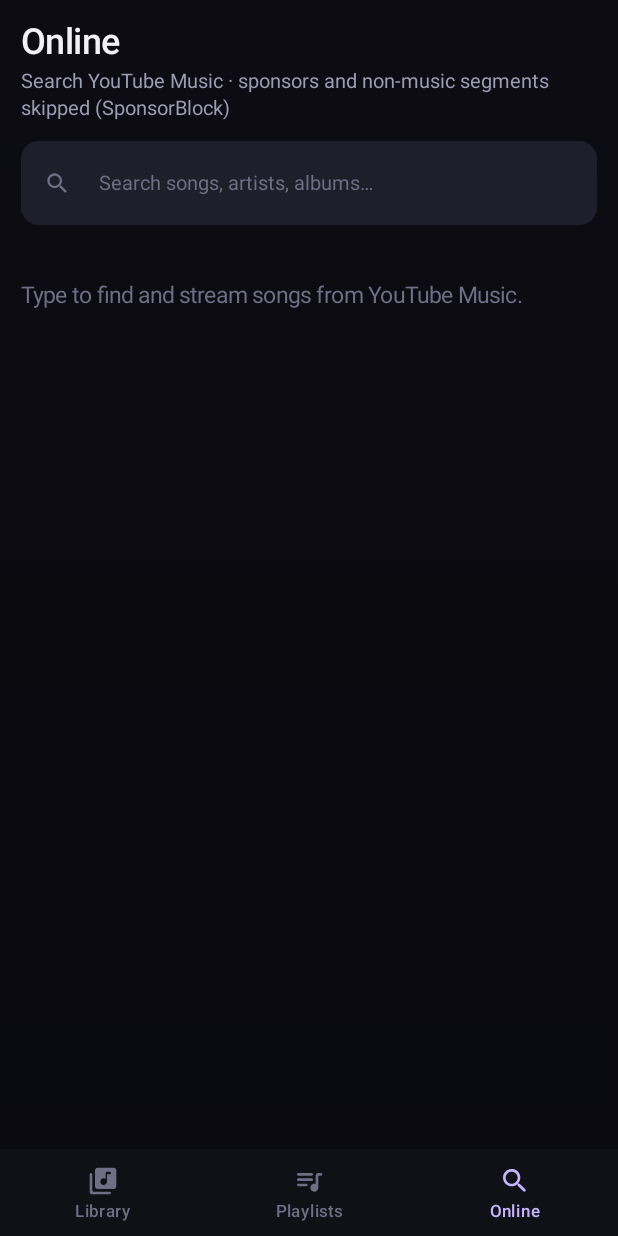
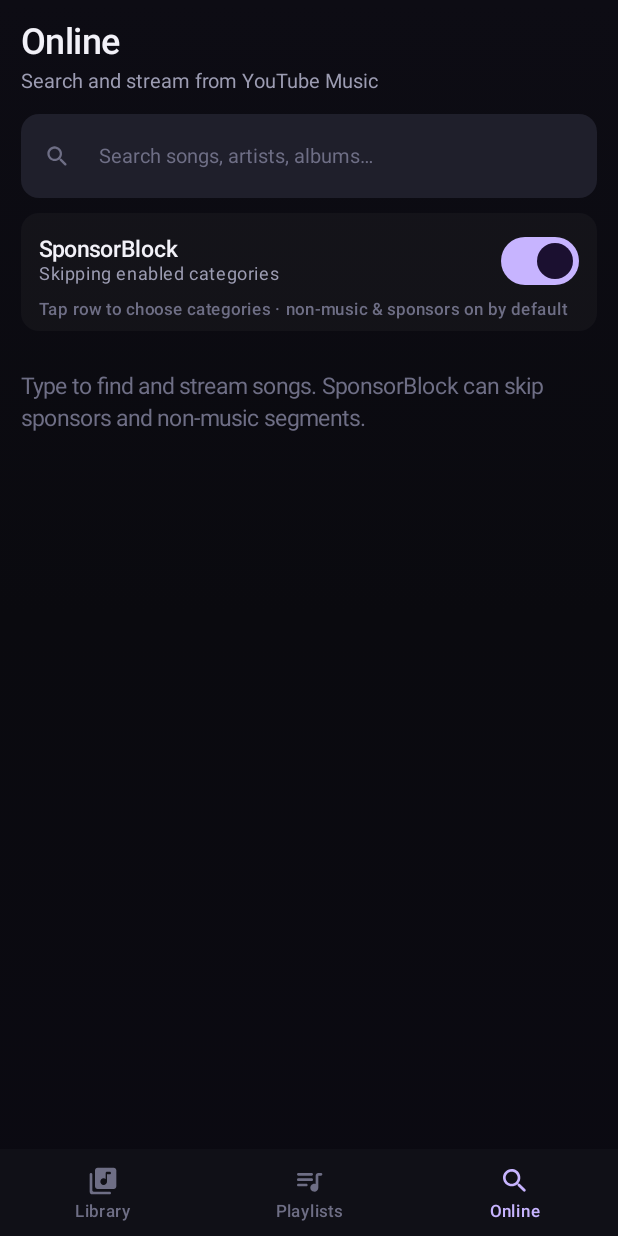
Before and after one commit to danishtesting4/cadence, an Android app built with Jetpack Compose: the screen it shows after launch (MainActivity), after a tap on "Online", on a phone screen of 412 x 824 dp. Run offline under Robolectric (Android 15) with nearby library versions, the phone set to English and light mode, and no system bars; libraries missing offline, so code that uses them is left out: com.metrolist.innertubex; pictures from the network do not load; 2 other taps on this screen came first.

Commit message:
feat: add SponsorBlock category toggles and persist settings
- Add AppSettings/SettingsRepository for persisted SponsorBlock preferences
- Use selected SponsorBlock categories when fetching skip segments
- Add expandable SponsorBlock panel in Online screen with per-category toggles

```diff
--- /dev/null
+++ b/composeApp/src/commonMain/kotlin/app/cadence/data/AppSettings.kt
@@ -0,0 +1,33 @@
+package app.cadence.data
+
+import kotlinx.serialization.Serializable
+
+@Serializable
+data class SponsorBlockPreferences(
+    val enabled: Boolean = true,
+    val skipSponsor: Boolean = true,
+    val skipSelfPromo: Boolean = true,
+    val skipInteraction: Boolean = true,
+    val skipIntro: Boolean = true,
+    val skipOutro: Boolean = true,
+    val skipPreview: Boolean = true,
+    val skipFiller: Boolean = true,
+    val skipMusicOfftopic: Boolean = true,
+) {
+    fun enabledCategories(): List<String> = buildList {
+        if (!enabled) return@buildList
+        if (skipSponsor) add("sponsor")
+        if (skipSelfPromo) add("selfpromo")
+        if (skipInteraction) add("interaction")
+        if (skipIntro) add("intro")
+        if (skipOutro) add("outro")
+        if (skipPreview) add("preview")
+        if (skipFiller) add("filler")
+        if (skipMusicOfftopic) add("music_offtopic")
+    }
+}
+
+@Serializable
+data class AppSettings(
+    val sponsorBlock: SponsorBlockPreferences = SponsorBlockPreferences(),
+)
--- /dev/null
+++ b/composeApp/src/commonMain/kotlin/app/cadence/data/SettingsRepository.kt
@@ -0,0 +1,45 @@
+package app.cadence.data
+
+import app.cadence.platform.Platform
+import kotlinx.coroutines.CoroutineScope
+import kotlinx.coroutines.Dispatchers
+import kotlinx.coroutines.IO
+import kotlinx.coroutines.flow.MutableStateFlow
+import kotlinx.coroutines.flow.StateFlow
+import kotlinx.coroutines.flow.asStateFlow
+import kotlinx.coroutines.launch
+import kotlinx.serialization.json.Json
+
+class SettingsRepository(private val scope: CoroutineScope) {
+    private val json = Json { ignoreUnknownKeys = true; encodeDefaults = true }
+
+    private val _settings = MutableStateFlow(AppSettings())
+    val settings: StateFlow<AppSettings> = _settings.asStateFlow()
+
+    init {
+        restore()
+    }
+
+    private fun restore() {
+        Platform.readState(KEY)?.let { raw ->
+            runCatching { json.decodeFromString(AppSettings.serializer(), raw) }
+                .onSuccess { _settings.value = it }
+        }
+    }
+
+    fun updateSponsorBlock(transform: (SponsorBlockPreferences) -> SponsorBlockPreferences) {
+        val next = _settings.value.copy(sponsorBlock = transform(_settings.value.sponsorBlock))
+        _settings.value = next
+        persist(next)
+    }
+
+    private fun persist(value: AppSettings) {
+        scope.launch(Dispatchers.IO) {
+            runCatching { Platform.writeState(KEY, json.encodeToString(AppSettings.serializer(), value)) }
+        }
+    }
+
+    private companion object {
+        const val KEY = "settings.v1"
+    }
+}
--- a/composeApp/src/commonMain/kotlin/app/cadence/ui/AppShell.kt
+++ b/composeApp/src/commonMain/kotlin/app/cadence/ui/AppShell.kt
@@ -62,6 +62,7 @@ import androidx.compose.ui.text.style.TextOverflow
 import androidx.compose.ui.unit.dp
 import androidx.compose.ui.unit.sp
 import app.cadence.data.LibraryRepository
+import app.cadence.data.SettingsRepository
 import app.cadence.model.Playlist
 import app.cadence.model.Track
 import app.cadence.online.SponsorBlockClient
@@ -141,6 +142,7 @@ fun App() {
     val scope = rememberCoroutineScope()
     val engine = remember { createAudioEngine() }
     val library = remember { LibraryRepository(scope) }
+    val settingsRepo = remember { SettingsRepository(scope) }
     val online = remember { YouTubeMusicService() }
     val sponsorHttp = remember { HttpClient(OkHttp) }
     val sponsorBlock = remember { SponsorBlockClient(sponsorHttp) }
@@ -157,7 +159,9 @@ fun App() {
                 )
             },
             fetchSkipSegments = { videoId ->
-                sponsorBlock.getSkipSegments(videoId).map { PlaybackSkipSegment(it.startMs, it.endMs) }
+                val cats = settingsRepo.settings.value.sponsorBlock.enabledCategories()
+                if (cats.isEmpty()) emptyList()
+                else sponsorBlock.getSkipSegments(videoId, cats).map { PlaybackSkipSegment(it.startMs, it.endMs) }
             },
         )
     }
@@ -218,6 +222,7 @@ fun App() {
                         playlists = playlists,
                         scanning = scanning,
                         online = online,
+                        settingsRepo = settingsRepo,
                     )
                 } else {
                     DesktopShell(
@@ -228,6 +233,7 @@ fun App() {
                         playlists = playlists,
                         scanning = scanning,
                         online = online,
+                        settingsRepo = settingsRepo,
                     )
                 }
 
@@ -254,6 +260,7 @@ private fun DesktopShell(
     playlists: List<Playlist>,
     scanning: Boolean,
     online: YouTubeMusicService,
+    settingsRepo: SettingsRepository,
 ) {
     Row(Modifier.fillMaxSize().windowInsetsPadding(WindowInsets.safeDrawing)) {
         Sidebar(
@@ -274,6 +281,7 @@ private fun DesktopShell(
                     scanning = scanning,
                     compact = false,
                     online = online,
+                    settingsRepo = settingsRepo,
                 )
             }
             DesktopPlayerBar(
@@ -303,6 +311,7 @@ private fun MobileShell(
     playlists: List<Playlist>,
     scanning: Boolean,
     online: YouTubeMusicService,
+    settingsRepo: SettingsRepository,
 ) {
     Column(Modifier.fillMaxSize().windowInsetsPadding(WindowInsets.safeDrawing)) {
         Box(Modifier.weight(1f).fillMaxWidth()) {
@@ -315,6 +324,7 @@ private fun MobileShell(
                 scanning = scanning,
                 compact = true,
                 online = online,
+                settingsRepo = settingsRepo,
             )
         }
         MiniPlayer(player = player, onExpand = { app.nowPlaying = true })
@@ -332,6 +342,7 @@ private fun AppContent(
     scanning: Boolean,
     compact: Boolean,
     online: YouTubeMusicService,
+    settingsRepo: SettingsRepository,
 ) {
     val playlist = app.openPlaylistId?.let { id -> playlists.firstOrNull { it.id == id } }
 
@@ -378,6 +389,7 @@ private fun AppContent(
                 playlists = playlists,
                 library = library,
                 compact = compact,
+                settingsRepo = settingsRepo,
             )
         }
 
--- a/composeApp/src/commonMain/kotlin/app/cadence/ui/OnlineScreen.kt
+++ b/composeApp/src/commonMain/kotlin/app/cadence/ui/OnlineScreen.kt
@@ -36,6 +36,8 @@ import androidx.compose.ui.draw.clip
 import androidx.compose.ui.text.style.TextOverflow
 import androidx.compose.ui.unit.dp
 import app.cadence.data.LibraryRepository
+import app.cadence.data.SettingsRepository
+import app.cadence.data.SponsorBlockPreferences
 import app.cadence.model.Playlist
 import app.cadence.model.Track
 import app.cadence.online.YouTubeMusicService
@@ -49,6 +51,9 @@ import app.cadence.ui.theme.TextPrimary
 import app.cadence.ui.theme.TextSecondary
 import app.cadence.ui.theme.TextTertiary
 import app.cadence.util.asPlaybackTime
+import androidx.compose.foundation.layout.RowScope
+import androidx.compose.material3.Switch
+import androidx.compose.material3.SwitchDefaults
 import kotlinx.coroutines.Job
 import kotlinx.coroutines.delay
 import kotlinx.coroutines.launch
@@ -60,15 +65,18 @@ fun OnlineScreen(
     playlists: List<Playlist>,
     library: LibraryRepository,
     compact: Boolean,
+    settingsRepo: SettingsRepository,
 ) {
     val scope = rememberCoroutineScope()
     val playerState by player.state.collectAsState()
+    val settings by settingsRepo.settings.collectAsState()
     var query by remember { mutableStateOf("") }
     var results by remember { mutableStateOf<List<Track>>(emptyList()) }
     var searching by remember { mutableStateOf(false) }
     var searched by remember { mutableStateOf(false) }
     var error by remember { mutableStateOf<String?>(null) }
     var searchJob by remember { mutableStateOf<Job?>(null) }
+    var showSb by remember { mutableStateOf(false) }
 
     fun runSearch(q: String) {
         val trimmed = q.trim()
@@ -89,12 +97,16 @@ fun OnlineScreen(
         }
     }
 
-    Column(Modifier.fillMaxSize().padding(horizontal = if (compact) 14.dp else 26.dp)) {
+    LazyColumn(
+        modifier = Modifier.fillMaxSize().padding(horizontal = if (compact) 14.dp else 26.dp),
+        contentPadding = PaddingValues(bottom = 28.dp),
+    ) {
+        item {
             Spacer(Modifier.height(if (compact) 14.dp else 24.dp))
             Text("Online", style = MaterialTheme.typography.headlineMedium, color = TextPrimary)
             Spacer(Modifier.height(4.dp))
             Text(
-            "Search YouTube Music · sponsors and non-music segments skipped (SponsorBlock)",
+                "Search and stream from YouTube Music",
                 style = MaterialTheme.typography.bodyMedium,
                 color = TextSecondary,
             )
@@ -106,9 +118,17 @@ fun OnlineScreen(
                 modifier = Modifier.fillMaxWidth(),
             )
             Spacer(Modifier.height(10.dp))
+            SponsorBlockPanel(
+                prefs = settings.sponsorBlock,
+                expanded = showSb,
+                onToggleExpanded = { showSb = !showSb },
+                onUpdate = { settingsRepo.updateSponsorBlock(it) },
+            )
+            Spacer(Modifier.height(8.dp))
+        }
 
         when {
-            searching -> {
+            searching -> item {
                 Box(Modifier.fillMaxWidth().padding(top = 40.dp), contentAlignment = Alignment.Center) {
                     Row(verticalAlignment = Alignment.CenterVertically) {
                         CircularProgressIndicator(Modifier.size(18.dp), strokeWidth = 2.dp, color = Accent)
@@ -117,17 +137,13 @@ fun OnlineScreen(
                     }
                 }
             }
-            error != null -> {
+            error != null -> item {
                 Text(error ?: "", color = TextSecondary, modifier = Modifier.padding(top = 24.dp))
             }
-            searched && results.isEmpty() -> {
+            searched && results.isEmpty() -> item {
                 Text("No songs found for \"$query\".", color = TextSecondary, modifier = Modifier.padding(top = 24.dp))
             }
             results.isNotEmpty() -> {
-                LazyColumn(
-                    modifier = Modifier.fillMaxSize(),
-                    contentPadding = PaddingValues(bottom = 28.dp, top = 4.dp),
-                ) {
                 itemsIndexed(results, key = { _, t -> t.id }) { index, track ->
                     OnlineResultRow(
                         index = index,
@@ -141,16 +157,83 @@ fun OnlineScreen(
                     )
                 }
             }
-            }
-            else -> {
-                Spacer(Modifier.height(28.dp))
+            else -> item {
+                Spacer(Modifier.height(20.dp))
                 Text(
-                    "Type to find and stream songs from YouTube Music.",
+                    "Type to find and stream songs. SponsorBlock can skip sponsors and non-music segments.",
                     style = MaterialTheme.typography.bodyLarge,
                     color = TextTertiary,
                 )
             }
         }
+    }
+}
+
+@Composable
+private fun SponsorBlockPanel(
+    prefs: SponsorBlockPreferences,
+    expanded: Boolean,
+    onToggleExpanded: () -> Unit,
+    onUpdate: ((SponsorBlockPreferences) -> SponsorBlockPreferences) -> Unit,
+) {
+    Column(
+        Modifier
+            .fillMaxWidth()
+            .clip(RoundedCornerShape(12.dp))
+            .background(androidx.compose.ui.graphics.Color.White.copy(alpha = 0.03f))
+            .padding(horizontal = 12.dp, vertical = 8.dp),
+    ) {
+        Row(
+            Modifier.fillMaxWidth().clickable { onToggleExpanded() },
+            verticalAlignment = Alignment.CenterVertically,
+        ) {
+            Column(Modifier.weight(1f)) {
+                Text("SponsorBlock", style = MaterialTheme.typography.titleMedium, color = TextPrimary)
+                Text(
+                    if (prefs.enabled) "Skipping enabled categories" else "Disabled",
+                    style = MaterialTheme.typography.bodySmall,
+                    color = TextSecondary,
+                )
+            }
+            Switch(
+                checked = prefs.enabled,
+                onCheckedChange = { on -> onUpdate { it.copy(enabled = on) } },
+                colors = SwitchDefaults.colors(checkedTrackColor = Accent),
+            )
+        }
+        if (expanded && prefs.enabled) {
+            Spacer(Modifier.height(6.dp))
+            SbToggle("Sponsors", prefs.skipSponsor) { v -> onUpdate { it.copy(skipSponsor = v) } }
+            SbToggle("Self-promotion", prefs.skipSelfPromo) { v -> onUpdate { it.copy(skipSelfPromo = v) } }
+            SbToggle("Interaction reminders", prefs.skipInteraction) { v -> onUpdate { it.copy(skipInteraction = v) } }
+            SbToggle("Intro", prefs.skipIntro) { v -> onUpdate { it.copy(skipIntro = v) } }
+            SbToggle("Outro", prefs.skipOutro) { v -> onUpdate { it.copy(skipOutro = v) } }
+            SbToggle("Preview/recap", prefs.skipPreview) { v -> onUpdate { it.copy(skipPreview = v) } }
+            SbToggle("Filler/tangents", prefs.skipFiller) { v -> onUpdate { it.copy(skipFiller = v) } }
+            SbToggle("Non-music segments", prefs.skipMusicOfftopic) { v -> onUpdate { it.copy(skipMusicOfftopic = v) } }
+        } else if (prefs.enabled) {
+            Spacer(Modifier.height(2.dp))
+            Text(
+                "Tap row to choose categories · non-music & sponsors on by default",
+                style = MaterialTheme.typography.labelMedium,
+                color = TextTertiary,
+            )
+        }
+    }
+}
+
+@Composable
+private fun SbToggle(label: String, checked: Boolean, onChecked: (Boolean) -> Unit) {
+    Row(
+        Modifier.fillMaxWidth().padding(vertical = 2.dp),
+        verticalAlignment = Alignment.CenterVertically,
+    ) {
+        Text(label, style = MaterialTheme.typography.bodyMedium, color = TextSecondary, modifier = Modifier.weight(1f))
+        Switch(
+            checked = checked,
+            onCheckedChange = onChecked,
+            colors = SwitchDefaults.colors(checkedTrackColor = Accent),
+        )
     }
 }
 
```
Lines whose indentation alone changed are shown as unchanged.
